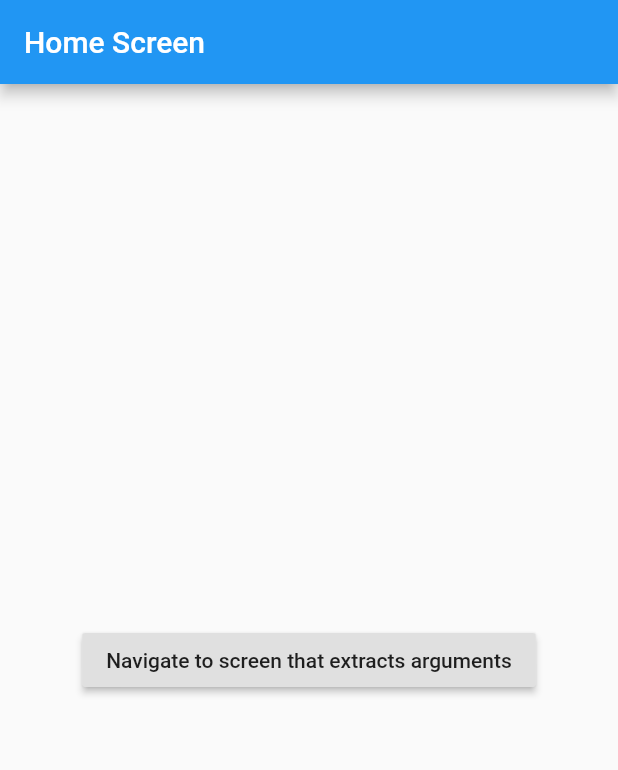
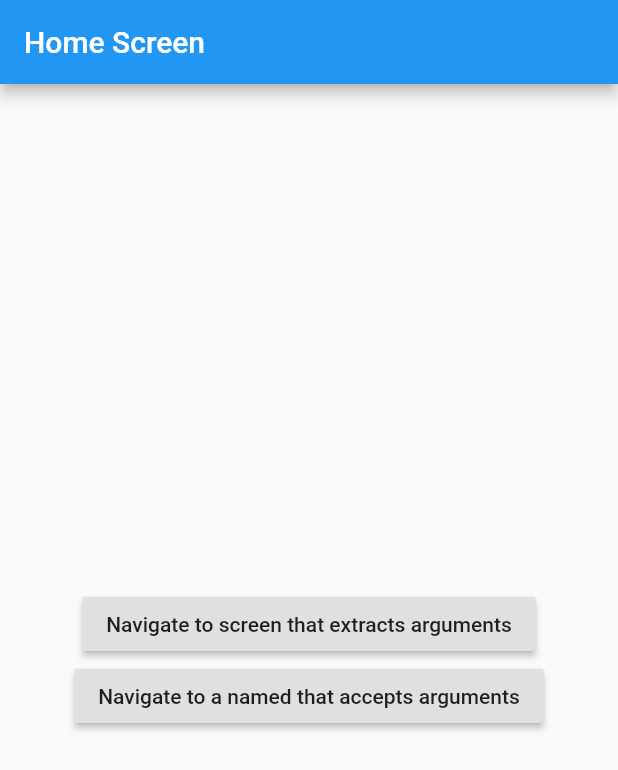
Before and after one commit to jamilxt/flutter_navigate_with_args, a Flutter app: the screen it shows after launch, on a phone screen of 412 x 824 dp. Shown: the top 770 px of the screen. Run offline on Flutter 3.47's test engine with Material 2 defaults, Android fonts, the phone set to English and light mode, and no system bars.

Commit message:
extract the arguments inside an onGenerateRoute function provided to the MaterialApp constructor

```diff
--- a/lib/main.dart
+++ b/lib/main.dart
@@ -9,12 +9,23 @@ class MyApp extends StatelessWidget {
       // Provide a function to handle named routes. Use this function to
       // identify the named route being pushed and create the correct
       // Screen.
-/*
       onGenerateRoute: (settings) {
         // If you push the PassArguments route
-        if(settings.name == PassAr)
+        if (settings.name == PassArgumentsScreen.routeName) {
+          // Cast the arguments to the correct type: ScreenArguments.
+          final ScreenArguments args = settings.arguments;
+
+          // Then, extract the required data from the arguments and
+          // pass the data to the correct screen.
+          return MaterialPageRoute(builder: (context) {
+            return PassArgumentsScreen(
+              title: args.title,
+              message: args.message,
+            );
+          });
+        }
       },
-*/
+
       title: 'Navigate with Arguments',
       home: HomeScreen(),
     );
@@ -55,6 +66,22 @@ class HomeScreen extends StatelessWidget {
                   ),
                 );
               },
+            ),
+            // A button that navigates to a named route. For this route, extract
+            // the arguments in the onGenerateRoute function and pass them
+            // to the screen.
+            RaisedButton(
+              child: Text('Navigate to a named that accepts arguments'),
+              onPressed: () {
+                // When the user taps the button, navigate to a named route
+                // and provide the arguments as an optional parameter.
+                Navigator.pushNamed(
+                  context,
+                  PassArgumentsScreen.routeName,
+                  arguments: ScreenArguments('Accepts Arguments Screen',
+                      'This message is extracted in the onGenerateRoute Function'),
+                );
+              },
             )
           ],
         ),
@@ -92,3 +119,34 @@ class ExtractArgumentsScreen extends StatelessWidget {
     );
   }
 }
+
+// A Widget that accepts the necessary arguments via the constructor.
+class PassArgumentsScreen extends StatelessWidget {
+  static const routeName = 'passArguments';
+
+  final String title;
+  final String message;
+
+  // This Widget accepts the arguments as constructor parameters. It does not
+  // extract the arguments from the ModalRoute.
+  //
+  // The arguments are extracted by the onGenerateRoute function provided to the
+  // MaterialApp widget.
+  const PassArgumentsScreen({
+    Key key,
+    @required this.title,
+    @required this.message,
+  }) : super(key: key);
+
+  @override
+  Widget build(BuildContext context) {
+    return Scaffold(
+      appBar: AppBar(
+        title: Text(title),
+      ),
+      body: Center(
+        child: Text(message),
+      ),
+    );
+  }
+}
```
